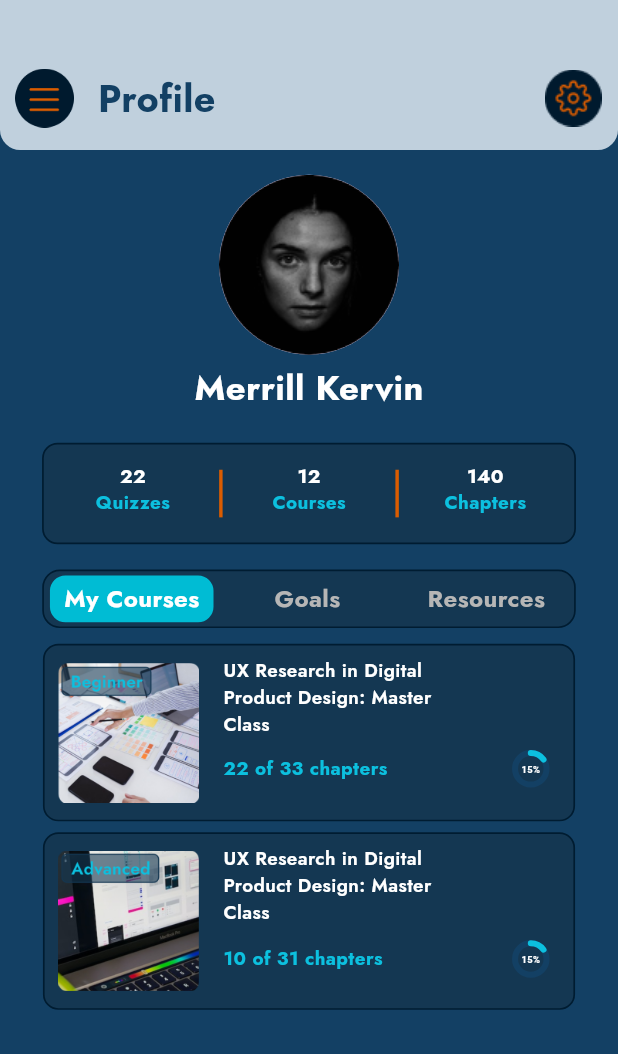
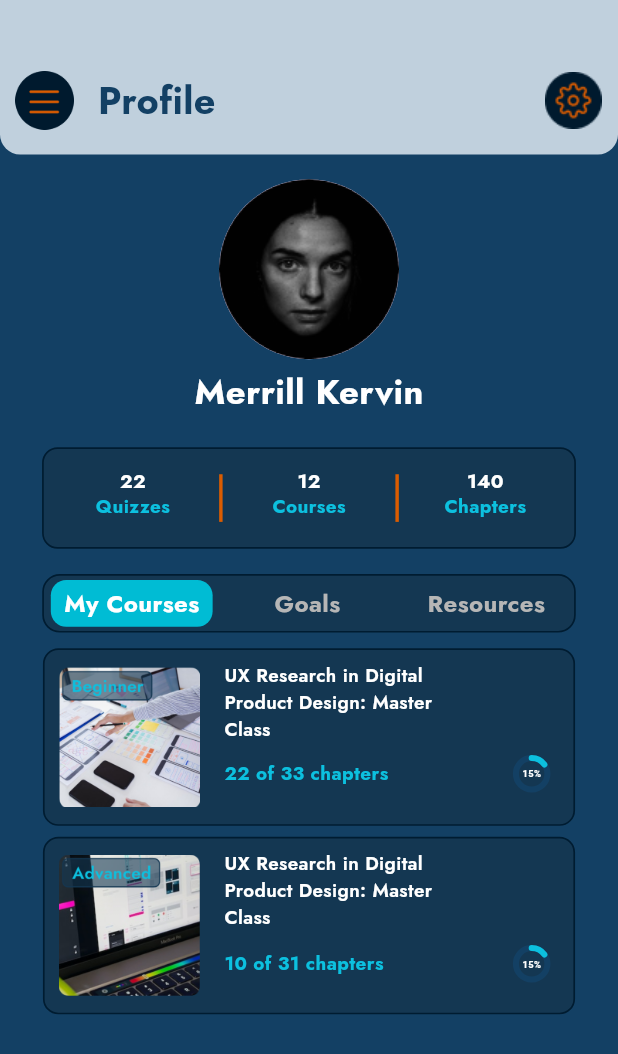
Before and after one commit to Hamzair/BioMedica_app, a Flutter app: the ProfileScreen screen opened directly, on a phone screen of 412 x 824 dp. Shown: the top 1054 px of the screen. Run offline on Flutter 3.47's test engine with Material 3 defaults, Android fonts, the light colour scheme and no system bars; our stand-ins replace animated_notch_bottom_bar, country_code_picker, flutter_screenutil, get, google_fonts, pin_code_fields and 2 more; missing offline and left inert: model_viewer_plus.

Commit message:
profile...

```diff
--- a/lib/view/profile/goal_settings.dart
+++ b/lib/view/profile/goal_settings.dart
@@ -64,7 +64,7 @@ class _GoalSettingsState extends State<GoalSettings> {
     return Scaffold(
       backgroundColor: primaryColor,
       appBar: PreferredSize(
-        preferredSize: Size.fromHeight(104),
+        preferredSize: Size.fromHeight(104.h),
     child: AppBar(
         shape: RoundedRectangleBorder(
             borderRadius: BorderRadius.only(
@@ -183,7 +183,6 @@ class _GoalSettingsState extends State<GoalSettings> {
                   }).toList(),
                 ),
               ),
-
               SizedBox(height: 36.h),
               /// Text Enter Goals
               CustomText(
@@ -206,7 +205,7 @@ class _GoalSettingsState extends State<GoalSettings> {
                   ),
                 ),
                 child: Padding(
-                  padding: const EdgeInsets.symmetric(vertical:6,horizontal: 13),
+                  padding: EdgeInsets.symmetric(vertical:6.h,horizontal: 13.w),
                   child: Row(
                     mainAxisAlignment: MainAxisAlignment.spaceBetween,
                     children: [
--- a/lib/view/profile/privacy_policy.dart
+++ b/lib/view/profile/privacy_policy.dart
@@ -1,5 +1,4 @@
 import 'package:bio_medica/view/const/color.dart';
-import 'package:bio_medica/view/profile/technical_support_chat_screen.dart';
 import 'package:bio_medica/widget/custom_text.dart';
 import 'package:flutter/material.dart';
 import 'package:flutter_screenutil/flutter_screenutil.dart';
@@ -62,7 +61,7 @@ class PrivacyPolicy extends StatelessWidget {
         ),
         body: SingleChildScrollView(
           child: Padding(
-            padding: const EdgeInsets.symmetric(horizontal: 27),
+            padding: EdgeInsets.symmetric(horizontal: 27.w),
             child: Column(
               crossAxisAlignment: CrossAxisAlignment.start,
               children: [
@@ -85,6 +84,7 @@ class PrivacyPolicy extends StatelessWidget {
                     fontsize: 22.sp,
                   ),
                 ),
+                SizedBox(height: 7.h),
                 Container(
                   // height: 538.h,
                   width: 340.w,
@@ -93,7 +93,7 @@ class PrivacyPolicy extends StatelessWidget {
                     borderRadius: BorderRadius.circular(5.69.r),
                     border: Border.all(
                       color: Darkcontainer, // Set the border color to dark blue
-                      width: 1.0, // Adjust the border width as needed
+                      width: 1.0.w, // Adjust the border width as needed
                     ),
                   ),
 
--- a/lib/view/profile/profile_screen.dart
+++ b/lib/view/profile/profile_screen.dart
@@ -29,7 +29,7 @@ class _ProfileScreenState extends State<ProfileScreen> {
     return Scaffold(
         backgroundColor: primaryColor,
         appBar: PreferredSize(
-          preferredSize: Size.fromHeight(100), // Set the preferred height
+          preferredSize: Size.fromHeight(100.h), // Set the preferred height
           child: AppBar(
             shape: RoundedRectangleBorder(
                 borderRadius: BorderRadius.only(
@@ -228,6 +228,7 @@ class _ProfileScreenState extends State<ProfileScreen> {
 
               /// TAB MyCourses,Goals,Resources
               Container(
+
                 height: 37.92.h,
                 width: 310.81.w,
                 decoration: BoxDecoration(
@@ -251,7 +252,7 @@ class _ProfileScreenState extends State<ProfileScreen> {
                           });
                         },
                         child: Padding(
-                          padding: const EdgeInsets.symmetric(horizontal: 4),
+                          padding: EdgeInsets.symmetric(horizontal: 4.w),
                           child: Container(
                             width: 100.81.w,
                             height: 30.34.h,
@@ -381,7 +382,7 @@ class _ProfileScreenState extends State<ProfileScreen> {
                         ),
                       ),
                       child: Padding(
-                        padding: const EdgeInsets.symmetric(horizontal: 4),
+                        padding: EdgeInsets.symmetric(horizontal: 4.w),
                         child: Row(
                           children: [
                             SizedBox(
@@ -393,7 +394,7 @@ class _ProfileScreenState extends State<ProfileScreen> {
                             ),
                             SizedBox(width: 9.62.w),
                             Padding(
-                              padding: const EdgeInsets.symmetric(vertical: 8),
+                              padding:  EdgeInsets.symmetric(vertical: 8.h),
                               child: Column(
                                 crossAxisAlignment: CrossAxisAlignment.start,
                                 children: [
@@ -458,7 +459,7 @@ class _ProfileScreenState extends State<ProfileScreen> {
                         ),
                       ),
                       child: Padding(
-                        padding: const EdgeInsets.symmetric(horizontal: 4),
+                        padding: EdgeInsets.symmetric(horizontal: 4.w),
                         child: Row(
                           children: [
                             SizedBox(
@@ -470,7 +471,7 @@ class _ProfileScreenState extends State<ProfileScreen> {
                             ),
                             SizedBox(width: 9.62.w),
                             Padding(
-                              padding: const EdgeInsets.symmetric(vertical: 8),
+                              padding: EdgeInsets.symmetric(vertical: 8.h),
                               child: Column(
                                 crossAxisAlignment: CrossAxisAlignment.start,
                                 children: [
@@ -532,7 +533,7 @@ class _ProfileScreenState extends State<ProfileScreen> {
                         Get.to(() => GoalSettings());
                       },
                       child: Padding(
-                        padding: const EdgeInsets.symmetric(horizontal: 27),
+                        padding: EdgeInsets.symmetric(horizontal: 27.w),
                         child: Align(
                           alignment: Alignment.topRight,
                           child: Container(
@@ -584,7 +585,7 @@ class _ProfileScreenState extends State<ProfileScreen> {
                         ),
                       ),
                       child: Padding(
-                        padding: const EdgeInsets.symmetric(horizontal: 4),
+                        padding:  EdgeInsets.symmetric(horizontal: 4.w),
                         child: Row(
                           children: [
                             SizedBox(
@@ -596,7 +597,7 @@ class _ProfileScreenState extends State<ProfileScreen> {
                             ),
                             SizedBox(width: 6.w),
                             Padding(
-                              padding: const EdgeInsets.symmetric(vertical: 12),
+                              padding:  EdgeInsets.symmetric(vertical: 12.h),
                               child: Column(
                                 crossAxisAlignment: CrossAxisAlignment.start,
                                 children: [
@@ -683,7 +684,7 @@ class _ProfileScreenState extends State<ProfileScreen> {
                     ),
                   ],
                 ),
-
+              SizedBox(height: 36.h),
               if (_selectedIndex == 2)
                 Column(
                   children: [
@@ -702,7 +703,7 @@ class _ProfileScreenState extends State<ProfileScreen> {
                         ),
                       ),
                       child: Padding(
-                        padding: const EdgeInsets.symmetric(horizontal:18.39 ),
+                        padding: EdgeInsets.symmetric(horizontal:18.39.w ),
                         child: Row(mainAxisAlignment: MainAxisAlignment.spaceBetween,
                           children: [
                             Row(
@@ -768,7 +769,7 @@ class _ProfileScreenState extends State<ProfileScreen> {
                         ),
                       ),
                       child: Padding(
-                        padding: const EdgeInsets.symmetric(horizontal:18.39 ),
+                        padding: EdgeInsets.symmetric(horizontal:18.39.w ),
                         child: Row(mainAxisAlignment: MainAxisAlignment.spaceBetween,
                           children: [
                             Row(
@@ -790,7 +791,7 @@ class _ProfileScreenState extends State<ProfileScreen> {
                                 ),
                                 /// Courser landing Text
                                 Padding(
-                                  padding: const EdgeInsets.symmetric(vertical:11.21 ),
+                                  padding:  EdgeInsets.symmetric(vertical:11.21.h ),
                                   child: Column(crossAxisAlignment: CrossAxisAlignment.start,
                                     children: [
                                       CustomText(
@@ -834,7 +835,7 @@ class _ProfileScreenState extends State<ProfileScreen> {
                         ),
                       ),
                       child: Padding(
-                        padding: const EdgeInsets.symmetric(horizontal:18.39 ),
+                        padding: EdgeInsets.symmetric(horizontal:18.39.w ),
                         child: Row(mainAxisAlignment: MainAxisAlignment.spaceBetween,
                           children: [
                             Row(
@@ -856,7 +857,7 @@ class _ProfileScreenState extends State<ProfileScreen> {
                                 ),
                                 /// Courser_Dashboard.fig Text
                                 Padding(
-                                  padding: const EdgeInsets.symmetric(vertical:11.21 ),
+                                  padding:  EdgeInsets.symmetric(vertical:11.21.h ),
                                   child: Column(crossAxisAlignment: CrossAxisAlignment.start,
                                     children: [
                                       CustomText(
@@ -886,6 +887,8 @@ class _ProfileScreenState extends State<ProfileScreen> {
                     ),
                   ],
                 ),
+              SizedBox(height: 100.h),
+
             ],
           ),
         ),
--- a/lib/view/profile/result_screen.dart
+++ b/lib/view/profile/result_screen.dart
@@ -107,7 +107,7 @@ class ResultScreen extends StatelessWidget {
                     SizedBox(height: 27.24.h),
                     /// Answers Detail
                     Padding(
-                      padding: const EdgeInsets.symmetric(horizontal:22.68),
+                      padding:  EdgeInsets.symmetric(horizontal:20.60.w),
                       child: Row(
                         children: [
                           /// Small Green Circle
--- a/pubspec.yaml
+++ b/pubspec.yaml
@@ -46,6 +46,7 @@ dependencies:
   animated_notch_bottom_bar: ^1.0.1
   curved_labeled_navigation_bar: ^2.0.2
   country_code_picker: ^3.0.0
+  model_viewer_plus: ^1.9.0
 
 
 
```
Also changed, not shown: lib/view/homeOptions/DeviceLibrary/deviceDetails.dart (+12 -3 lines), lib/view/profile/edit_profile_screen.dart (+4 -4 lines), lib/view/profile/subscription_screen.dart (+7 -1 lines), pubspec.lock, 7 other files.
